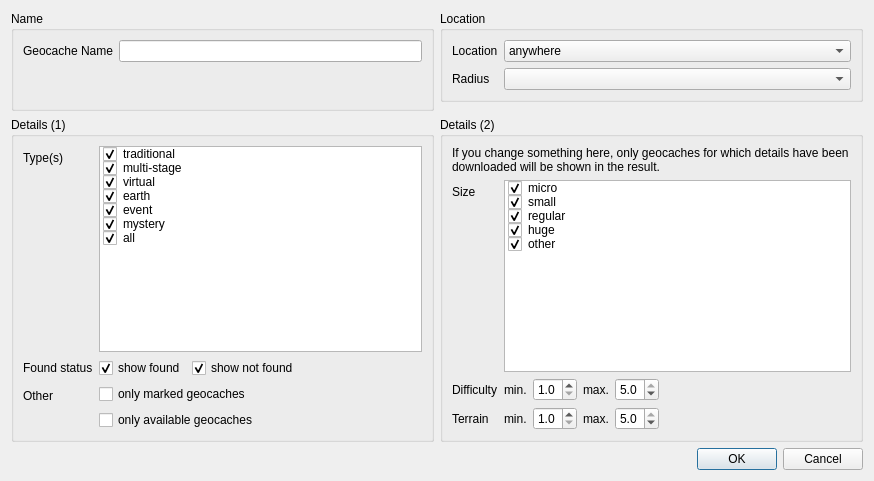
Qt form files/qt/SearchGeocachesDialog.ui (danielfett/advancedcaching) before a commit.
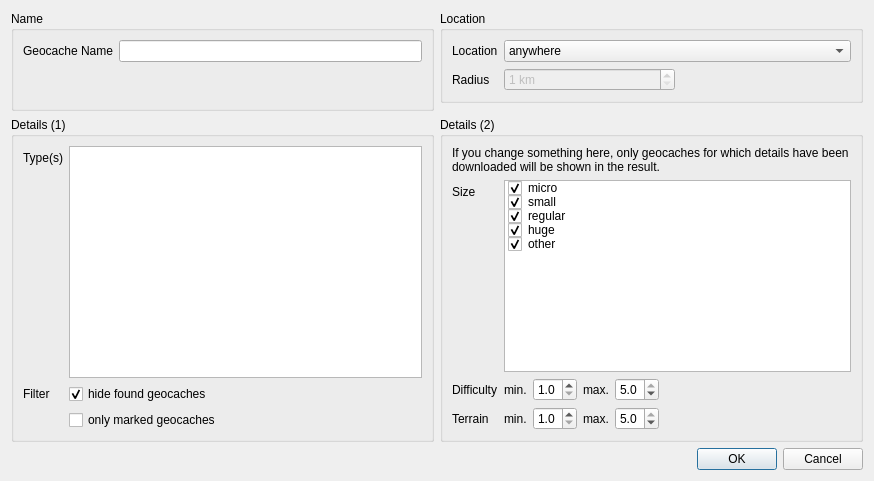
The same form after that commit.

Commit message: Filesystem layout changes in preparing for more dialogs to come

Patch:
```diff
--- a/files/qt/SearchGeocachesDialog.ui
+++ b/files/qt/SearchGeocachesDialog.ui
@@ -288,7 +288,34 @@
        </widget>
       </item>
       <item row="2" column="1">
-       <widget class="QComboBox" name="comboBox_2"/>
+       <layout class="QHBoxLayout" name="horizontalLayout_4">
+        <item>
+         <widget class="QSpinBox" name="spinBoxRadius">
+          <property name="enabled">
+           <bool>false</bool>
+          </property>
+          <property name="suffix">
+           <string> km</string>
+          </property>
+          <property name="minimum">
+           <number>1</number>
+          </property>
+          <property name="maximum">
+           <number>100</number>
+          </property>
+          <property name="singleStep">
+           <number>2</number>
+          </property>
+         </widget>
+        </item>
+        <item>
+         <widget class="QLabel" name="labelLocation">
+          <property name="text">
+           <string/>
+          </property>
+         </widget>
+        </item>
+       </layout>
       </item>
      </layout>
     </widget>
@@ -310,69 +337,12 @@
        </widget>
       </item>
       <item row="1" column="1">
-       <widget class="QListWidget" name="listWidget_2">
-        <item>
-         <property name="text">
-          <string>traditional</string>
-         </property>
-         <property name="checkState">
-          <enum>Checked</enum>
-         </property>
-        </item>
-        <item>
-         <property name="text">
-          <string>multi-stage</string>
-         </property>
-         <property name="checkState">
-          <enum>Checked</enum>
-         </property>
-        </item>
-        <item>
-         <property name="text">
-          <string>virtual</string>
-         </property>
-         <property name="checkState">
-          <enum>Checked</enum>
-         </property>
-        </item>
-        <item>
-         <property name="text">
-          <string>earth</string>
-         </property>
-         <property name="checkState">
-          <enum>Checked</enum>
-         </property>
-        </item>
-        <item>
-         <property name="text">
-          <string>event</string>
-         </property>
-         <property name="checkState">
-          <enum>Checked</enum>
-         </property>
-        </item>
-        <item>
-         <property name="text">
-          <string>mystery</string>
-         </property>
-         <property name="checkState">
-          <enum>Checked</enum>
-         </property>
-        </item>
-        <item>
-         <property name="text">
-          <string>all</string>
-         </property>
-         <property name="checkState">
-          <enum>Checked</enum>
-         </property>
-        </item>
-       </widget>
+       <widget class="QListWidget" name="listWidgetType"/>
       </item>
       <item row="3" column="0">
        <widget class="QLabel" name="label_6">
         <property name="text">
-         <string>Found status</string>
+         <string>Filter</string>
         </property>
        </widget>
       </item>
@@ -381,17 +351,7 @@
         <item>
          <widget class="QCheckBox" name="checkBox_2">
           <property name="text">
-           <string>show found</string>
-          </property>
-          <property name="checked">
-           <bool>true</bool>
-          </property>
-         </widget>
-        </item>
-        <item>
-         <widget class="QCheckBox" name="checkBox">
-          <property name="text">
-           <string>show not found</string>
+           <string>hide found geocaches</string>
           </property>
           <property name="checked">
            <bool>true</bool>
@@ -400,13 +360,6 @@
         </item>
        </layout>
       </item>
-      <item row="4" column="0">
-       <widget class="QLabel" name="label_9">
-        <property name="text">
-         <string>Other</string>
-        </property>
-       </widget>
-      </item>
       <item row="4" column="1">
        <layout class="QVBoxLayout" name="verticalLayout">
         <item>
@@ -416,13 +369,6 @@
           </property>
          </widget>
         </item>
-        <item>
-         <widget class="QCheckBox" name="checkBox_4">
-          <property name="text">
-           <string>only available geocaches</string>
-          </property>
-         </widget>
-        </item>
        </layout>
       </item>
      </layout>
```
Left out of the diff: 26 changed lines with no effect on the pictures. The commit also changes 20 other files.
